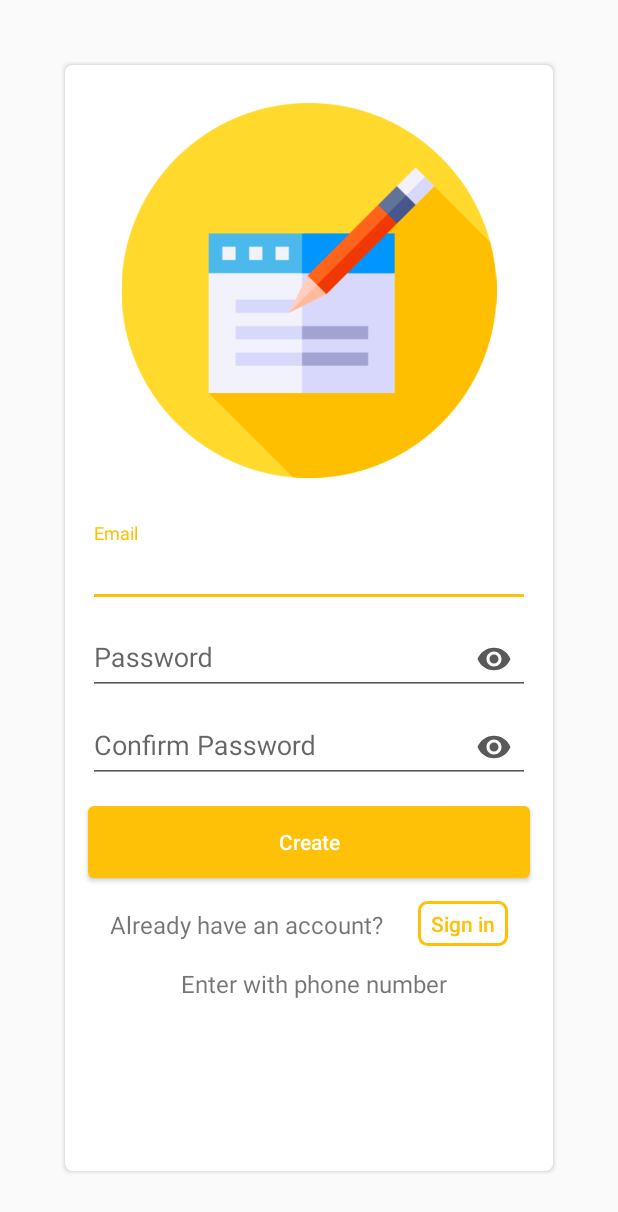
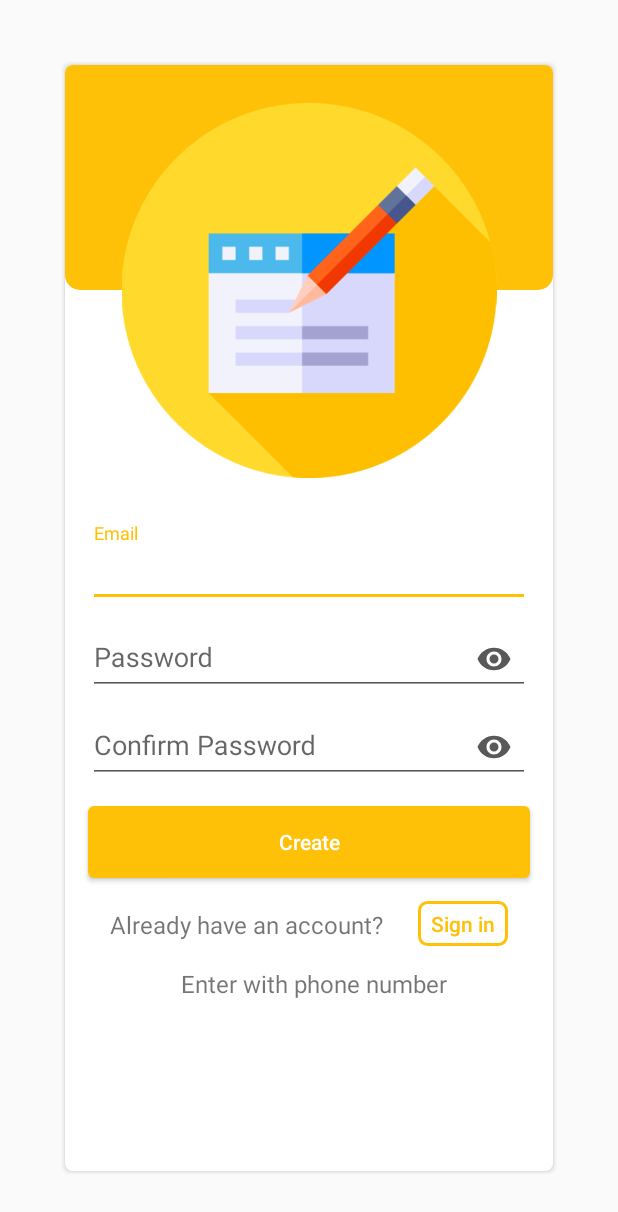
Before and after one commit to Degtyarev02/DISCUSSION_PROJECT_APP, an Android app: the RegisterActivity screen opened directly, with no data from a screen before it, on a phone screen of 412 x 824 dp. Shown: the top 1212 px of the screen. Run offline under Robolectric (Android 15) with nearby library versions, the phone set to English and light mode, and no system bars; our stand-ins replace Firebase (no records; nobody signed in at launch, a user with empty details on screens opened directly).

Commit message:
new_back

```diff
--- a/Messenger_Project/app/src/main/res/drawable/shadow.xml
+++ b/Messenger_Project/app/src/main/res/drawable/shadow.xml
@@ -1,7 +1,6 @@
 <?xml version="1.0" encoding="utf-8"?>
 <layer-list xmlns:android="http://schemas.android.com/apk/res/android" >
 
-    <!-- Drop Shadow Stack -->
     <item>
         <shape>
             <padding
@@ -77,4 +76,25 @@
         </shape>
     </item>
 
+    <item android:gravity="top">
+        <shape
+            android:shape="rectangle">
+            <solid
+                android:color="@color/purple_700">
+
+            </solid>
+            <size
+                android:height="150dp">
+
+            </size>
+            <corners
+                android:bottomLeftRadius="10dp"
+                android:bottomRightRadius="10dp"
+                android:topLeftRadius="5dp"
+                android:topRightRadius="5dp">
+            </corners>
+
+        </shape>
+    </item>
+
 </layer-list>
--- a/Messenger_Project/app/src/main/res/layout/activity_phone_login.xml
+++ b/Messenger_Project/app/src/main/res/layout/activity_phone_login.xml
@@ -37,13 +37,13 @@
         android:layout_alignParentLeft="true"
         android:layout_marginLeft="15dp"
         android:layout_marginRight="15dp"
-        android:layout_marginTop="200dp">
+        android:layout_marginTop="250dp">
 
         <EditText
             android:id="@+id/Phone_number_input"
             android:layout_width="match_parent"
             android:layout_height="match_parent"
-            android:hint="Phone number"
+            android:hint="@string/phone_number"
             android:inputType="phone"
             android:padding="8dp"/>
     </com.google.android.material.textfield.TextInputLayout>
--- a/Messenger_Project/app/src/main/res/layout/activity_profile.xml
+++ b/Messenger_Project/app/src/main/res/layout/activity_profile.xml
@@ -14,7 +14,7 @@
         android:layout_height="200dp"
         android:layout_alignParentTop="true"
         android:layout_centerHorizontal="true"
-        android:layout_marginTop="80dp"
+        android:layout_marginTop="30dp"
         android:src="@drawable/man" />
 
     <TextView
@@ -25,7 +25,7 @@
         android:layout_below="@+id/visit_profile_image"
         android:layout_marginLeft="15dp"
         android:layout_marginRight="15dp"
-        android:layout_marginTop="20dp"
+        android:layout_marginTop="50dp"
         android:textAlignment="center"
         android:gravity="center_horizontal"
         android:textAllCaps="false"
--- a/Messenger_Project/app/src/main/res/layout/activity_register.xml
+++ b/Messenger_Project/app/src/main/res/layout/activity_register.xml
@@ -34,7 +34,7 @@
             android:id="@+id/register_email"
             android:layout_width="match_parent"
             android:layout_height="match_parent"
-            android:hint="Email"
+            android:hint="@string/email"
             android:inputType="textEmailAddress" />
     </com.google.android.material.textfield.TextInputLayout>
 
@@ -53,7 +53,7 @@
             android:id="@+id/register_password"
             android:layout_width="match_parent"
             android:layout_height="match_parent"
-            android:hint="Password"
+            android:hint="@string/password"
             android:inputType="textPassword" />
     </com.google.android.material.textfield.TextInputLayout>
 
@@ -72,7 +72,7 @@
             android:id="@+id/confirm_register_password"
             android:layout_width="match_parent"
             android:layout_height="match_parent"
-            android:hint="Confirm Password"
+            android:hint="@string/confirm_password"
             android:inputType="textPassword" />
     </com.google.android.material.textfield.TextInputLayout>
 
@@ -89,7 +89,7 @@
         android:layout_alignParentRight="true"
         android:background="@drawable/round"
         android:backgroundTint="@color/purple_700"
-        android:text="Create"
+        android:text="@string/create"
         android:textAllCaps="false"
         android:textColor="@color/white"
         />
@@ -105,7 +105,7 @@
         android:layout_marginLeft="30dp"
         android:layout_marginTop="20dp"
         android:gravity="start"
-        android:text="Already have an account?"
+        android:text="@string/already_have_an_account"
         android:textSize="16sp" />
 
     <Button
@@ -116,7 +116,7 @@
         android:layout_alignParentRight="true"
         android:layout_marginTop="15dp"
         android:layout_marginRight="30dp"
-        android:text="Sign in"
+        android:text="@string/sign_in"
         android:textColor="@color/purple_700"
         android:background="@drawable/inputs_orange"
         android:textAllCaps="false"/>
@@ -132,6 +132,6 @@
         android:layout_marginLeft="77dp"
         android:layout_marginTop="14dp"
         android:gravity="start"
-        android:text="Enter with phone number"
+        android:text="@string/enter_with_phone_number"
         android:textSize="16sp" />
 </RelativeLayout>
--- a/Messenger_Project/app/src/main/res/values/strings.xml
+++ b/Messenger_Project/app/src/main/res/values/strings.xml
@@ -2,4 +2,15 @@
     <string name="app_name">Discussion</string>
     <!-- TODO: Remove or change this placeholder text -->
     <string name="hello_blank_fragment">Hello blank fragment</string>
+    <string name="email">Email</string>
+    <string name="password">Password</string>
+    <string name="confirm_password">Confirm Password</string>
+    <string name="create">Create</string>
+    <string name="already_have_an_account">Already have an account?</string>
+    <string name="sign_in">Sign in</string>
+    <string name="enter_with_phone_number">Enter with phone number</string>
+    <string name="forgot_your_password">Forgot your password?</string>
+    <string name="no_account">No account?</string>
+    <string name="sign_up">Sign up</string>
+    <string name="phone_number">Phone number</string>
 </resources>
```
Also changed, not shown: Messenger_Project/app/src/main/res/layout/activity_login.xml (+6 -6 lines).
